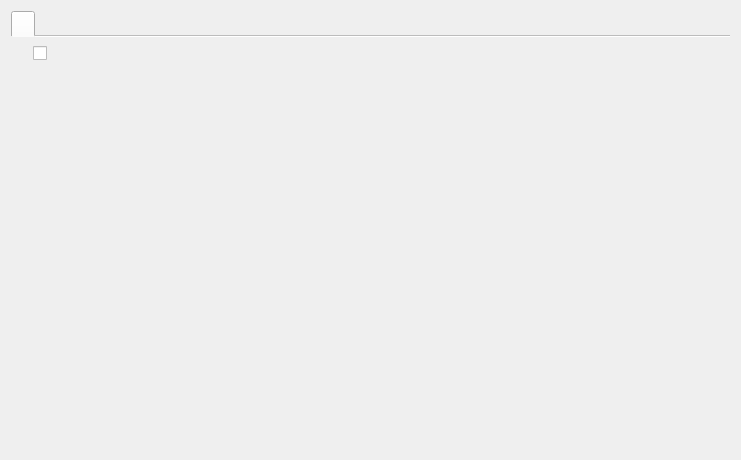
First picture: the form in org.nickvision.application.qt/src/views/settingspage.ui, repository NickvisionApps/Application, before the edit.
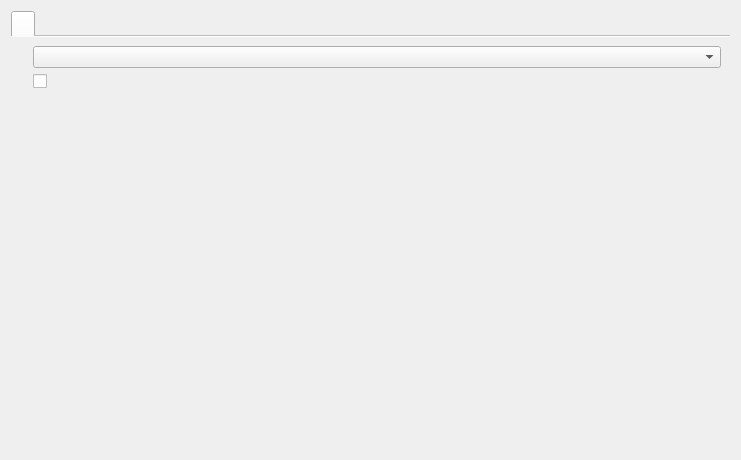
Second picture: the form after the edit.

Commit message: Qt - Theme Switcher

```diff
--- a/org.nickvision.application.qt/src/views/settingspage.ui
+++ b/org.nickvision.application.qt/src/views/settingspage.ui
@@ -25,9 +25,15 @@
       </attribute>
       <layout class="QFormLayout" name="formLayout">
        <item row="0" column="0">
-        <widget class="QLabel" name="lblUpdates"/>
+        <widget class="QLabel" name="lblTheme"/>
        </item>
        <item row="0" column="1">
+        <widget class="QComboBox" name="cmbTheme"/>
+       </item>
+       <item row="1" column="0">
+        <widget class="QLabel" name="lblUpdates"/>
+       </item>
+       <item row="1" column="1">
         <widget class="QCheckBox" name="chkUpdates"/>
        </item>
       </layout>
```
The commit also changes 7 other files.
